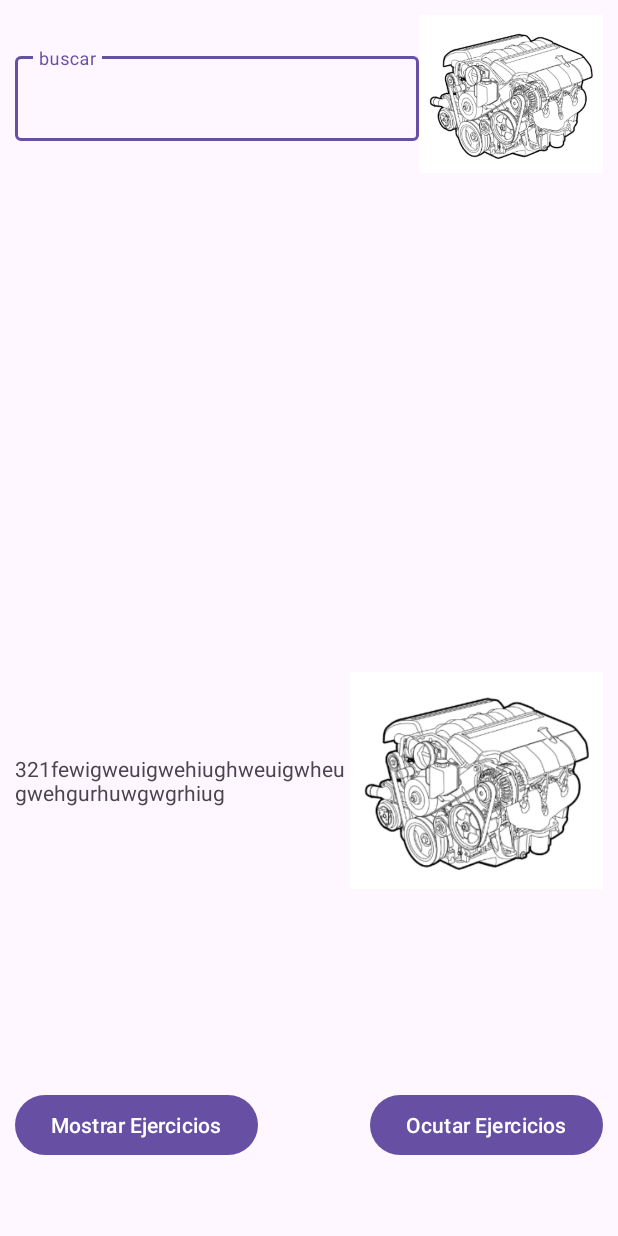
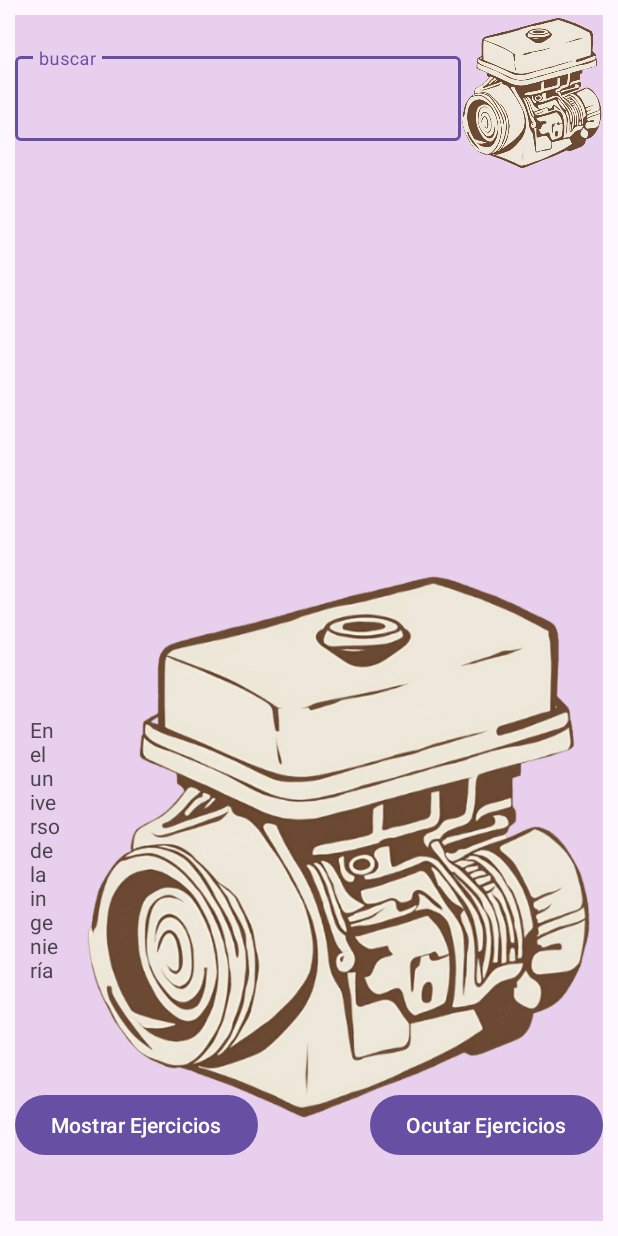
Before and after one commit to Requena05/Seminario3Disenio_Interfaces-Francisco-Requena-Sanchez, an Android app: the screen it shows after launch (VistaAMiGustoActivity), on a phone screen of 412 x 824 dp. Run offline under Robolectric (Android 15) with nearby library versions, the light colour scheme and no system bars.

Commit message:
feat: Revamp Maquetacion01Activity and VistaAMiGustoActivity layouts
This commit introduces significant visual and structural changes to the Maquetacion
01Activity and VistaAMiGustoActivity layouts:

**Maquetacion01Activity:**

- Applies a background color to the layout.
- Redesigns the header with horizontal orientation, includes message and settings icons, and adds spacing for better visual balance.
- Adds a section displaying user name (
Ness) and a call icon.
- Incorporates a styled message bubble for displaying text.

**VistaAMiGustoActivity:**

- Applies a background color to the layout.
- Replaces the placeholder image with a motor image.
- Updates text content and adjusts layout for the main content area.
- Modifies the position of the bottom guideline.

```diff
--- /dev/null
+++ b/app/src/main/res/drawable/baseline_account_circle_24.xml
@@ -0,0 +1,5 @@
+<vector xmlns:android="http://schemas.android.com/apk/res/android" android:height="24dp" android:tint="#FFFFFF" android:viewportHeight="24" android:viewportWidth="24" android:width="24dp">
+
+    <path android:fillColor="@android:color/white" android:pathData="M12,2C6.48,2 2,6.48 2,12s4.48,10 10,10s10,-4.48 10,-10S17.52,2 12,2zM12,6c1.93,0 3.5,1.57 3.5,3.5S13.93,13 12,13s-3.5,-1.57 -3.5,-3.5S10.07,6 12,6zM12,20c-2.03,0 -4.43,-0.82 -6.14,-2.88C7.55,15.8 9.68,15 12,15s4.45,0.8 6.14,2.12C16.43,19.18 14.03,20 12,20z"/>
+
+</vector>
--- /dev/null
+++ b/app/src/main/res/drawable/baseline_call_24.xml
@@ -0,0 +1,5 @@
+<vector xmlns:android="http://schemas.android.com/apk/res/android" android:height="24dp" android:tint="#FFFFFF" android:viewportHeight="24" android:viewportWidth="24" android:width="24dp">
+
+    <path android:fillColor="@android:color/white" android:pathData="M20.01,15.38c-1.23,0 -2.42,-0.2 -3.53,-0.56 -0.35,-0.12 -0.74,-0.03 -1.01,0.24l-1.57,1.97c-2.83,-1.35 -5.48,-3.9 -6.89,-6.83l1.95,-1.66c0.27,-0.28 0.35,-0.67 0.24,-1.02 -0.37,-1.11 -0.56,-2.3 -0.56,-3.53 0,-0.54 -0.45,-0.99 -0.99,-0.99H4.19C3.65,3 3,3.24 3,3.99 3,13.28 10.73,21 20.01,21c0.71,0 0.99,-0.63 0.99,-1.18v-3.45c0,-0.54 -0.45,-0.99 -0.99,-0.99z"/>
+
+</vector>
--- /dev/null
+++ b/app/src/main/res/drawable/baseline_settings_24.xml
@@ -0,0 +1,5 @@
+<vector xmlns:android="http://schemas.android.com/apk/res/android" android:height="24dp" android:tint="#FFFFFF" android:viewportHeight="24" android:viewportWidth="24" android:width="24dp">
+
+    <path android:fillColor="@android:color/white" android:pathData="M19.14,12.94c0.04,-0.3 0.06,-0.61 0.06,-0.94c0,-0.32 -0.02,-0.64 -0.07,-0.94l2.03,-1.58c0.18,-0.14 0.23,-0.41 0.12,-0.61l-1.92,-3.32c-0.12,-0.22 -0.37,-0.29 -0.59,-0.22l-2.39,0.96c-0.5,-0.38 -1.03,-0.7 -1.62,-0.94L14.4,2.81c-0.04,-0.24 -0.24,-0.41 -0.48,-0.41h-3.84c-0.24,0 -0.43,0.17 -0.47,0.41L9.25,5.35C8.66,5.59 8.12,5.92 7.63,6.29L5.24,5.33c-0.22,-0.08 -0.47,0 -0.59,0.22L2.74,8.87C2.62,9.08 2.66,9.34 2.86,9.48l2.03,1.58C4.84,11.36 4.8,11.69 4.8,12s0.02,0.64 0.07,0.94l-2.03,1.58c-0.18,0.14 -0.23,0.41 -0.12,0.61l1.92,3.32c0.12,0.22 0.37,0.29 0.59,0.22l2.39,-0.96c0.5,0.38 1.03,0.7 1.62,0.94l0.36,2.54c0.05,0.24 0.24,0.41 0.48,0.41h3.84c0.24,0 0.44,-0.17 0.47,-0.41l0.36,-2.54c0.59,-0.24 1.13,-0.56 1.62,-0.94l2.39,0.96c0.22,0.08 0.47,0 0.59,-0.22l1.92,-3.32c0.12,-0.22 0.07,-0.47 -0.12,-0.61L19.14,12.94zM12,15.6c-1.98,0 -3.6,-1.62 -3.6,-3.6s1.62,-3.6 3.6,-3.6s3.6,1.62 3.6,3.6S13.98,15.6 12,15.6z"/>
+
+</vector>
--- a/app/src/main/res/layout/activity_vista_ami_gusto.xml
+++ b/app/src/main/res/layout/activity_vista_ami_gusto.xml
@@ -6,7 +6,9 @@
     android:layout_width="match_parent"
     android:layout_height="match_parent"
     tools:context=".VistaAMiGustoActivity"
-    android:layout_margin="10dp">
+    android:layout_margin="10dp"
+    android:background="#AEE1BEE7"
+    >
 
     <com.google.android.material.textfield.TextInputLayout
         android:id="@+id/buscador"
@@ -33,7 +35,7 @@
         android:layout_width="wrap_content"
         android:layout_height="105dp"
         android:adjustViewBounds="true"
-        android:src="@drawable/imagenvistaamigusto"
+        android:src="@drawable/motorvista"
         app:layout_constraintEnd_toEndOf="parent"
         app:layout_constraintStart_toEndOf="@id/buscador"
         app:layout_constraintTop_toTopOf="parent"
@@ -102,19 +104,23 @@
         app:layout_constraintTop_toBottomOf="@id/guideline"
         app:layout_constraintBottom_toBottomOf="@id/guideline2"
         >
+
         <TextView
-            android:layout_width="0dp"
-            android:layout_height="wrap_content"
+            android:layout_width="81dp"
+            android:layout_height="200dp"
+            android:layout_gravity="center_vertical"
             android:layout_weight="1"
-            android:text="321fewigweuigwehiughweuigwheugwehgurhuwgwgrhiug"
-            android:layout_gravity="center_vertical"
+            android:text="En el universo de la ingeniería automotriz,pocos propulsores han despertado tanta fascinación y admiración como los motores V12. Con su configuración única de doce cilindros dispuestos en dos bancadas de seis, estos corazones mecánicos han sido sinónimo de lujo, rendimiento y exclusividad durante décadas.La arquitectura en V de los cilindros"
+            android:padding="10dp"
+            />
 
-            />
         <ImageView
             android:layout_width="0dp"
             android:layout_height="wrap_content"
             android:layout_weight="1"
-            android:src="@drawable/imagenvistaamigusto"/>
+            android:padding="5dp"
+            android:adjustViewBounds="true"
+            android:src="@drawable/motorvista" />
 
 
     </LinearLayout>
@@ -131,7 +137,7 @@
         android:layout_width="wrap_content"
         android:layout_height="wrap_content"
         android:orientation="horizontal"
-        app:layout_constraintGuide_begin="595dp"
+        app:layout_constraintGuide_end="117dp"
         app:layout_constraintTop_toTopOf="@+id/guideline" />
 
 
--- a/app/src/main/res/values/colors.xml
+++ b/app/src/main/res/values/colors.xml
@@ -4,4 +4,6 @@
     <color name="white">#FFFFFFFF</color>
     <color name="cabecera">#1F2B37</color>
     <color name="blaco">#FFFFFF</color>
+    <color name="pastelito">#D7A166</color>
+    <color name="verde_raro">#004336</color>
 </resources>
```
Also changed, not shown: app/src/main/res/drawable/bordesredondos.xml (added, +13 -0 lines), app/src/main/res/layout/activity_maquetacion01.xml (+97 -10 lines), app/src/main/res/drawable/imagenvistaamigusto.png (deleted), app/src/main/res/drawable/motorvista.png (added).
